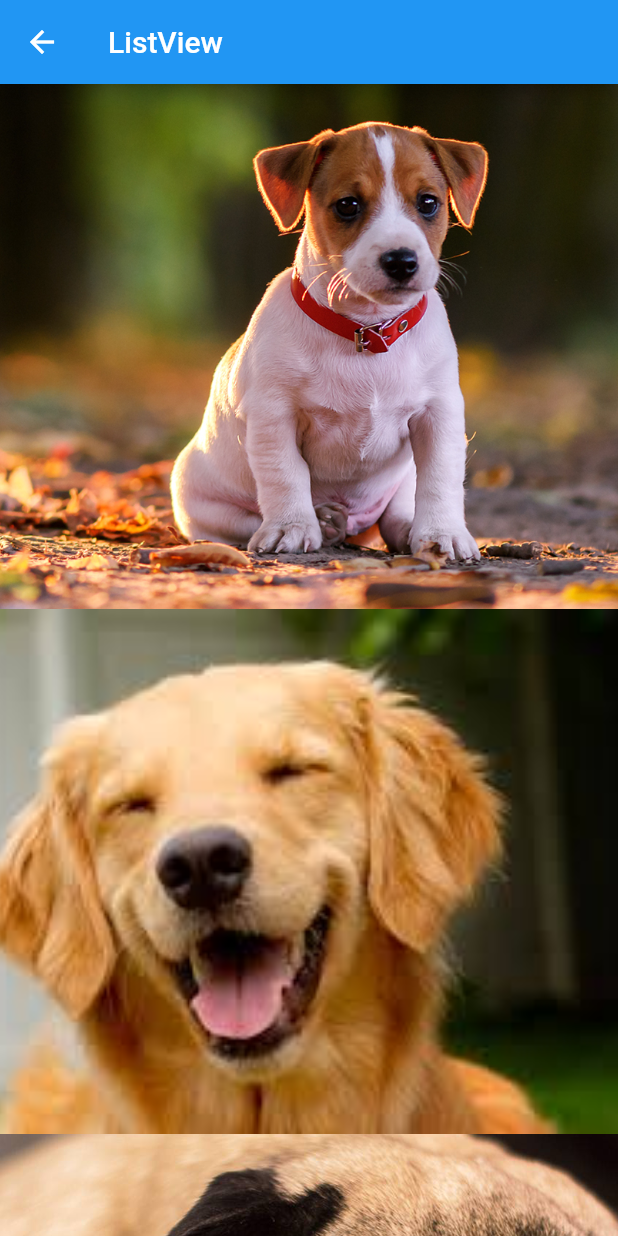
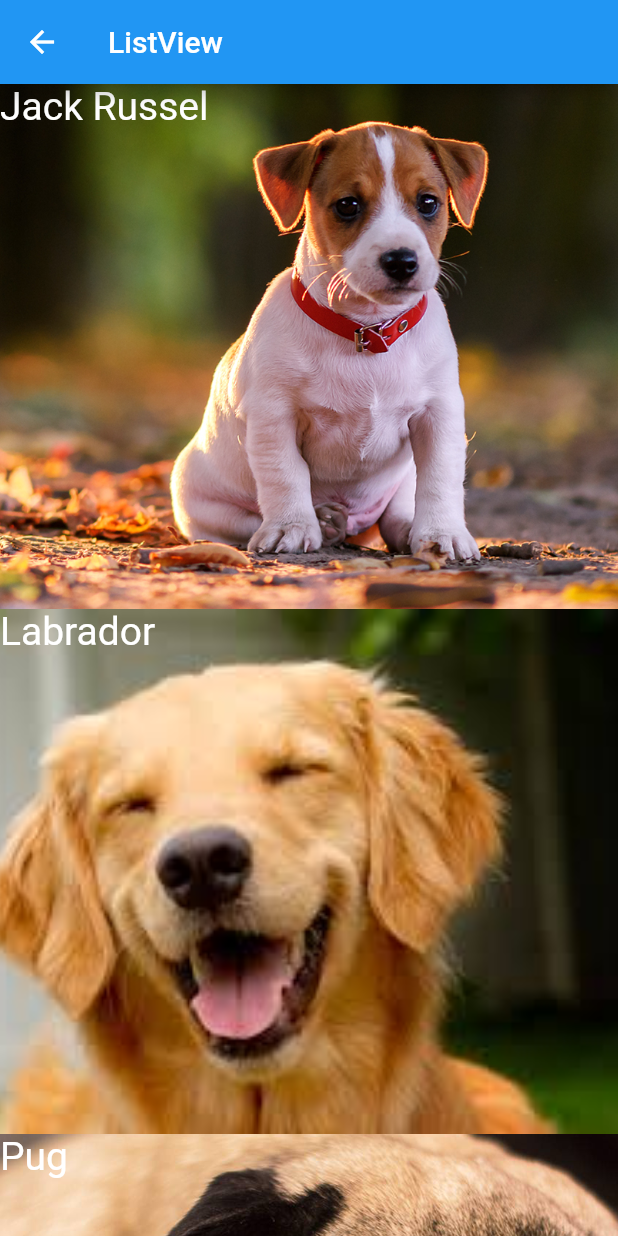
Before and after one commit to robertov8/flutterbasicoewidgets, a Flutter app: the HelloListView screen opened directly, on a phone screen of 412 x 824 dp. Run offline on Flutter 3.47's test engine with Material 2 defaults, Android fonts, the phone set to English and light mode, and no system bars.

Commit message:
57 - Stack (parte 1)

```diff
--- a/lib/pages/hello_listview.dart
+++ b/lib/pages/hello_listview.dart
@@ -32,7 +32,14 @@ class HelloListView extends StatelessWidget {
       itemExtent: 350,
       itemBuilder: (context, index) {
         Dog dog = dogs[index];
-        return _img(dog.foto);
+
+        return Stack(
+          fit: StackFit.expand,
+          children: <Widget>[
+            _img(dog.foto),
+            Text(dog.nome, style: TextStyle(fontSize: 26, color: Colors.white),)
+          ],
+        );
       },
     );
   }
```
